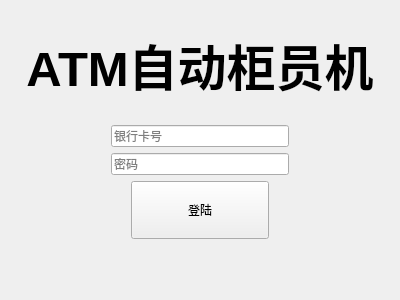
The window that loginwidget.ui (sumikkys/ATM-Simulator) describes before a commit, drawn with Qt 5.
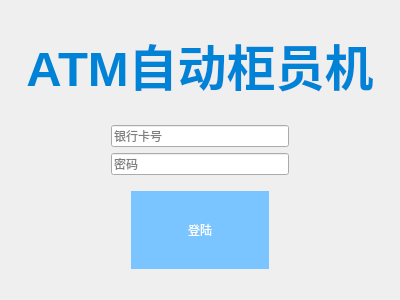
The same window after the commit.

Commit message: 界面美化

```diff
--- a/loginwidget.ui
+++ b/loginwidget.ui
@@ -13,6 +13,9 @@
   <property name="windowTitle">
    <string>Form</string>
   </property>
+  <property name="styleSheet">
+   <string notr="true"/>
+  </property>
   <layout class="QVBoxLayout" name="verticalLayout" stretch="1,1,1">
    <item>
     <layout class="QHBoxLayout" name="horizontalLayout" stretch="0">
@@ -26,6 +29,11 @@
          <underline>false</underline>
         </font>
        </property>
+       <property name="styleSheet">
+        <string notr="true">QLabel {
+color: #0082d6;
+}</string>
+       </property>
        <property name="lineWidth">
         <number>1</number>
        </property>
@@ -93,13 +101,13 @@
       <number>120</number>
      </property>
      <property name="topMargin">
-      <number>0</number>
+      <number>10</number>
      </property>
      <property name="rightMargin">
       <number>120</number>
      </property>
      <property name="bottomMargin">
-      <number>50</number>
+      <number>20</number>
      </property>
      <item>
       <widget class="QPushButton" name="loginButton">
@@ -109,6 +117,19 @@
          <verstretch>0</verstretch>
         </sizepolicy>
        </property>
+       <property name="styleSheet">
+        <string notr="true">QPushButton {
+    background-color: #7ac4ff; /* 背景颜色 */
+    border: none;              /* 去掉边框 */
+    color: white;              /* 文本颜色 */
+}
+
+QPushButton:hover {
+    background-color: #336699; /* 鼠标悬停时背景颜色 */
+}
+
+</string>
+       </property>
        <property name="text">
         <string>登陆</string>
        </property>
```
Left out of the diff: 3 changed lines with no effect on the pictures. The commit also changes 4 other files.
